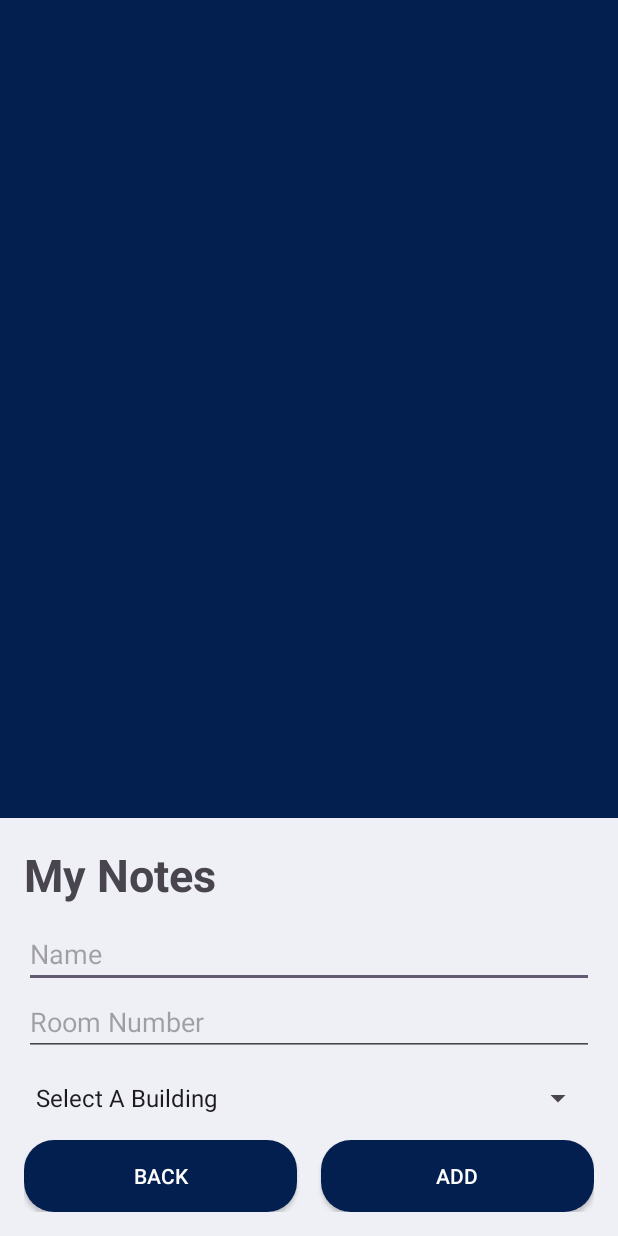
After one commit to ValenzuelaJesus/UNR-CS-425-426-T48, an Android app: the fragment NotesFragment shown on its own in the app's theme, on a phone screen of 412 x 824 dp. The commit adds this screen. Run offline under Robolectric (Android 15) with nearby library versions, the phone set to English and light mode, and no system bars.

Commit message:
"Added Notes Feature "

```diff
--- a/app/build.gradle.kts
+++ b/app/build.gradle.kts
@@ -54,6 +54,7 @@ dependencies {
     implementation ("com.google.android.gms:play-services-location:21.0.1")
     implementation ("androidx.cardview:cardview:1.0.0")
     implementation ("org.postgresql:postgresql:42.7.2")
+    implementation ("com.google.code.gson:gson:2.8.8")
 
 
 }
--- /dev/null
+++ b/app/src/main/java/com/example/senior/NotesFragment.java
@@ -0,0 +1,167 @@
+package com.example.senior;
+import android.content.Context;
+import android.content.SharedPreferences;
+import android.os.Bundle;
+import android.view.LayoutInflater;
+import android.view.View;
+import android.view.ViewGroup;
+import android.view.inputmethod.InputMethodManager;
+import android.widget.*;
+import androidx.annotation.NonNull;
+import androidx.annotation.Nullable;
+import androidx.fragment.app.DialogFragment;
+import androidx.fragment.app.Fragment;
+
+import java.lang.reflect.Type;
+import java.util.ArrayList;
+
+import com.example.senior.UserNotes;
+
+import android.os.Bundle;
+import android.view.LayoutInflater;
+import android.view.View;
+import android.view.ViewGroup;
+import android.widget.AdapterView;
+import android.widget.Button;
+import android.widget.EditText;
+import android.widget.ListView;
+import androidx.annotation.NonNull;
+import androidx.annotation.Nullable;
+import androidx.fragment.app.Fragment;
+import com.google.gson.Gson;
+import com.google.gson.reflect.TypeToken;
+
+import java.util.ArrayList;
+
+public class NotesFragment extends Fragment {
+
+    private static final String PREFS_NAME = "UserNotesPrefs";
+    private static final String USER_NOTES_KEY = "userNotes";
+
+    private ArrayList<UserNotes> userNotesList = new ArrayList<>();
+    private ArrayAdapter<UserNotes> adapter;
+
+
+
+    private int lastClickedPosition = -1;
+
+    @Override
+    public View onCreateView(@NonNull LayoutInflater inflater, @Nullable ViewGroup container, @Nullable Bundle savedInstanceState) {
+        View view = inflater.inflate(R.layout.fragment_notes, container, false);
+
+        ListView listViewNotes = view.findViewById(R.id.listViewNotes);
+        adapter = new ArrayAdapter<>(requireContext(), R.layout.list_item_note, userNotesList);
+        listViewNotes.setAdapter(adapter);
+
+        //array of building names
+        String[] buildingNames = {"Select A Building", "William N. Pennington", "Davidson Math and Science"};
+
+
+        ArrayAdapter<String> buildingAdapter = new ArrayAdapter<>(requireContext(), android.R.layout.simple_spinner_item, buildingNames);
+
+
+        buildingAdapter.setDropDownViewResource(android.R.layout.simple_spinner_dropdown_item);
+
+
+        Spinner spinnerBuildingName = view.findViewById(R.id.spinnerBuildingName);
+        spinnerBuildingName.setAdapter(buildingAdapter);
+
+
+        Button addButton = view.findViewById(R.id.addButton);
+        addButton.setOnClickListener(new View.OnClickListener() {
+            @Override
+            public void onClick(View v) {
+                addNoteToList();
+                InputMethodManager HideKeyboard = (InputMethodManager) requireContext().getSystemService(Context.INPUT_METHOD_SERVICE);
+                HideKeyboard.hideSoftInputFromWindow(v.getWindowToken(), 0);
+            }
+        });
+
+        Button backButton = view.findViewById(R.id.backButton);
+        backButton.setOnClickListener(new View.OnClickListener() {
+            @Override
+            public void onClick(View v) {
+
+                InputMethodManager HideKeyboard = (InputMethodManager) requireContext().getSystemService(Context.INPUT_METHOD_SERVICE);
+                HideKeyboard.hideSoftInputFromWindow(v.getWindowToken(), 0);
+                getParentFragmentManager().beginTransaction().hide(NotesFragment.this).commit();            }
+        });
+
+        listViewNotes.setOnItemClickListener(new AdapterView.OnItemClickListener() {
+            @Override
+            public void onItemClick(AdapterView<?> parent, View view, int position, long id) {
+                if (lastClickedPosition == position) {
+                    //Double click to remove from list
+                    userNotesList.remove(position);
+
+                    adapter.notifyDataSetChanged();
+
+                    saveUserNotes();
+
+                    lastClickedPosition = -1;
+
+                    Toast.makeText(getContext(), "Entry Deleted", Toast.LENGTH_SHORT).show();
+
+                } else {
+
+                    lastClickedPosition = position;
+                    Toast.makeText(getContext(), "Click again to delete", Toast.LENGTH_SHORT).show();
+
+                }
+            }
+        });
+
+        // Retrieve user notes from SharedPreferences
+        retrieveUserNotes();
+
+        return view;
+    }
+
+    private void addNoteToList() {
+        EditText editTextName = requireView().findViewById(R.id.editTextName);
+        EditText editTextRoomNumber = requireView().findViewById(R.id.editTextRoomNumber);
+        Spinner spinnerBuildingName = requireView().findViewById(R.id.spinnerBuildingName);
+
+        String name = editTextName.getText().toString().trim();
+        String roomNumberString = editTextRoomNumber.getText().toString().trim();
+        String buildingName = spinnerBuildingName.getSelectedItem().toString();
+
+        if (name.isEmpty() || roomNumberString.isEmpty() || buildingName.equals("Select A Building")) {
+            Toast.makeText(requireContext(), "Please fill in all fields", Toast.LENGTH_SHORT).show();
+            return;
+        }
+
+        int roomNumber = Integer.parseInt(roomNumberString);
+        UserNotes note = new UserNotes(name, roomNumber, buildingName);
+        userNotesList.add(note);
+        adapter.notifyDataSetChanged();
+
+
+        editTextName.getText().clear();
+        editTextRoomNumber.getText().clear();
+        spinnerBuildingName.setSelection(0);
+
+        // Save user notes to SharedPreferences
+        saveUserNotes();
+    }
+
+    private void saveUserNotes() {
+        SharedPreferences prefs = requireContext().getSharedPreferences(PREFS_NAME, Context.MODE_PRIVATE);
+        SharedPreferences.Editor editor = prefs.edit();
+        String userNotesJson = new Gson().toJson(userNotesList);
+        editor.putString(USER_NOTES_KEY, userNotesJson);
+        editor.apply();
+    }
+
+    private void retrieveUserNotes() {
+        SharedPreferences prefs = requireContext().getSharedPreferences(PREFS_NAME, Context.MODE_PRIVATE);
+        String userNotesJson = prefs.getString(USER_NOTES_KEY, null);
+        if (userNotesJson != null) {
+            Type listType = new TypeToken<ArrayList<UserNotes>>(){}.getType();
+            userNotesList.clear();
+            userNotesList.addAll(new Gson().fromJson(userNotesJson, listType));
+            adapter.notifyDataSetChanged();
+        }
+    }
+
+}
--- /dev/null
+++ b/app/src/main/res/layout/fragment_notes.xml
@@ -0,0 +1,94 @@
+<?xml version="1.0" encoding="utf-8"?>
+<FrameLayout xmlns:android="http://schemas.android.com/apk/res/android"
+             xmlns:tools="http://schemas.android.com/tools"
+             android:layout_width="match_parent"
+             android:layout_height="match_parent"
+             android:background="#FFFFFF"
+             tools:context=".NotesFragment">
+
+    <RelativeLayout
+            android:layout_width="match_parent"
+            android:layout_height="match_parent">
+
+
+        <ListView
+                android:id="@+id/listViewNotes"
+                android:layout_width="match_parent"
+                android:layout_height="match_parent"
+                android:layout_above="@id/addNoteLayout"
+                android:backgroundTint="#021f4f" android:background="#021f4f"/>
+
+        <LinearLayout
+                android:id="@+id/addNoteLayout"
+                android:layout_width="match_parent"
+                android:layout_height="wrap_content"
+                android:orientation="vertical"
+                android:layout_alignParentBottom="true"
+                android:padding="16dp"
+                android:background="#EFEFF6">
+            <TextView
+                    android:id="@+id/myNotesTextView"
+                    android:layout_width="wrap_content"
+                    android:layout_height="wrap_content"
+                    android:layout_centerHorizontal="true"
+                    android:layout_marginTop="1dp"
+                    android:text="My Notes"
+                    android:textSize="30sp"
+                    android:textStyle="bold" />
+
+            <EditText
+                    android:id="@+id/editTextName"
+                    android:layout_width="match_parent"
+                    android:layout_height="wrap_content"
+                    android:hint="Name"
+                    android:paddingTop="20dp"
+                    android:inputType="text"/>
+
+            <EditText
+                    android:id="@+id/editTextRoomNumber"
+                    android:layout_width="match_parent"
+                    android:layout_height="wrap_content"
+                    android:hint="Room Number"
+                    android:inputType="number"/>
+
+            <Spinner
+                    android:id="@+id/spinnerBuildingName"
+                    android:layout_width="match_parent"
+                    android:layout_height="wrap_content"
+                    android:layout_marginTop="16dp" />
+
+            <LinearLayout
+                    android:layout_width="match_parent"
+                    android:layout_height="wrap_content"
+                    android:orientation="horizontal"
+                    android:layout_marginTop="16dp">
+
+
+                <androidx.appcompat.widget.AppCompatButton
+                        android:background="@drawable/button_color"
+                        android:textColor="@android:color/white"
+                        android:id="@+id/backButton"
+                        android:layout_width="wrap_content"
+                        android:layout_height="wrap_content"
+                        android:text="Back"
+                        android:layout_weight="1"
+                        android:layout_marginEnd="8dp"/>
+
+                <androidx.appcompat.widget.AppCompatButton
+                        android:background="@drawable/button_color"
+                        android:textColor="@android:color/white"
+                        android:id="@+id/addButton"
+                        android:layout_width="wrap_content"
+                        android:layout_height="wrap_content"
+                        android:text="Add"
+                        android:layout_weight="1"
+                        android:layout_marginStart="8dp"/>
+
+            </LinearLayout>
+
+        </LinearLayout>
+
+
+    </RelativeLayout>
+
+</FrameLayout>
--- a/app/src/main/res/values/strings.xml
+++ b/app/src/main/res/values/strings.xml
@@ -56,4 +56,6 @@
     <string name="dismiss_error">Dismiss</string>
     <string name="title_activity_main_menu">MainMenu</string>
     <string name="title_activity_options">Options_activity</string>
+    <!-- TODO: Remove or change this placeholder text -->
+    <string name="hello_blank_fragment">Hello blank fragment</string>
 </resources>
```
Also changed, not shown: app/src/main/java/com/example/senior/Options_activity.java (+25 -0 lines), app/src/main/java/com/example/senior/UserNotes.java (added, +46 -0 lines), app/src/main/res/layout/activity_main.xml (+25 -0 lines), app/src/main/res/layout/list_item_note.xml (added, +8 -0 lines), 1 other file.
